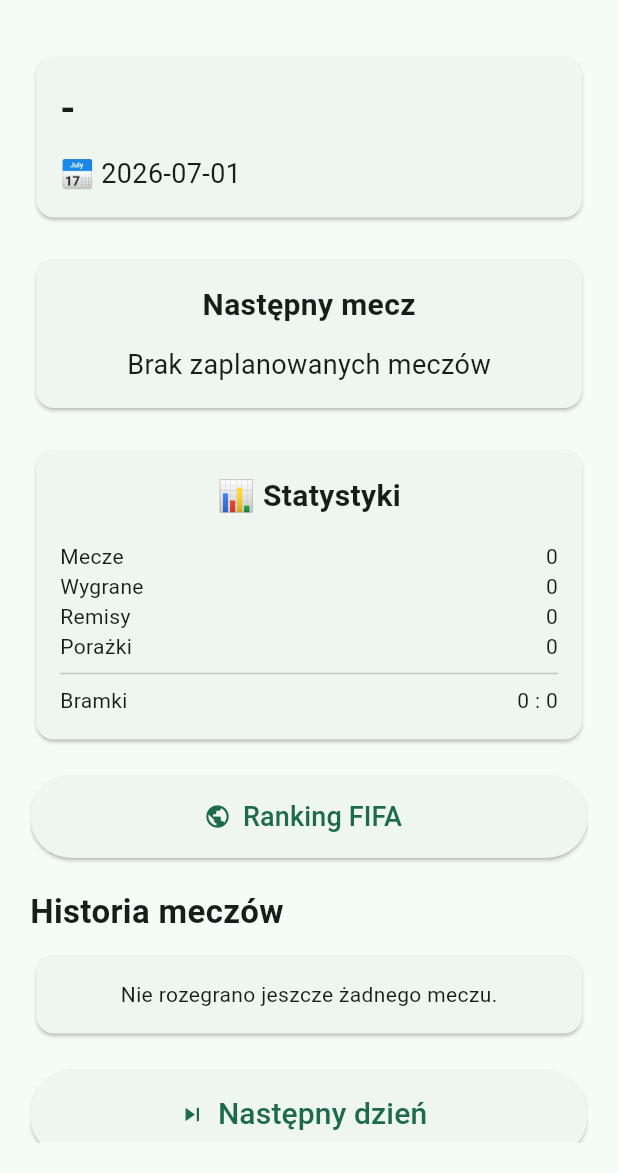
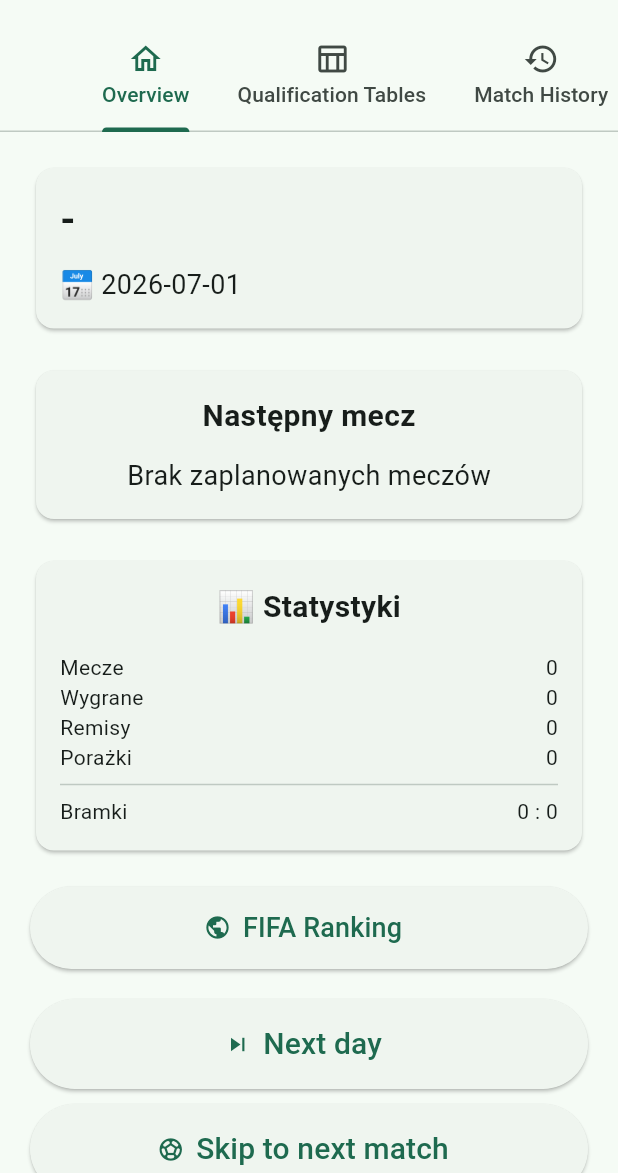
Before and after one commit to marcinkowalczyk1311-cell/world-football-universe, a Flutter app: the CareerScreen screen opened directly, on a phone screen of 412 x 824 dp, the part 63-1236 px from its top. Run offline on Flutter 3.47's test engine with Material 3 defaults, Android fonts, the phone set to English and light mode, and no system bars.

Commit message:
feat: add career qualification tabs

```diff
--- a/lib/screens/career_screen.dart
+++ b/lib/screens/career_screen.dart
@@ -5,6 +5,7 @@ import '../engine/match_event.dart';
 import '../widgets/career_header.dart';
 import '../widgets/match_history_card.dart';
 import '../widgets/next_match_card.dart';
+import '../widgets/qualification_tables.dart';
 import '../widgets/statistics_card.dart';
 import 'fifa_ranking_screen.dart';
 
@@ -20,111 +21,107 @@ class _CareerScreenState extends State<CareerScreen> {
 
   @override
   Widget build(BuildContext context) {
-    final MatchEvent? nextMatch = engine.eventManager.nextMatch;
-
-    return Scaffold(
-      appBar: AppBar(
-        title: const Text("World Football Universe"),
-      ),
-      body: Padding(
-        padding: const EdgeInsets.all(20),
-        child: ListView(
+    return DefaultTabController(
+      length: 3,
+      child: Scaffold(
+        appBar: AppBar(
+          title: const Text('World Football Universe'),
+          bottom: const TabBar(
+            isScrollable: true,
+            tabs: [
+              Tab(icon: Icon(Icons.home_outlined), text: 'Overview'),
+              Tab(
+                icon: Icon(Icons.table_chart_outlined),
+                text: 'Qualification Tables',
+              ),
+              Tab(icon: Icon(Icons.history), text: 'Match History'),
+            ],
+          ),
+        ),
+        body: TabBarView(
           children: [
-            CareerHeader(
-              country: engine.data.selectedCountry ?? "-",
-              date: engine.clock.currentDate,
+            _buildOverview(),
+            QualificationTables(
+              groups: engine.data.qualificationGroups,
+              selectedTeamName: engine.data.selectedCountry,
             ),
-
-            const SizedBox(height: 20),
-
-            NextMatchCard(
-              nextMatch: nextMatch,
-            ),
-
-            const SizedBox(height: 20),
-
-            StatisticsCard(
-              teamName: engine.data.selectedCountry ?? "",
-            ),
-
-            const SizedBox(height: 20),
-
-            SizedBox(
-              width: double.infinity,
-              height: 55,
-              child: ElevatedButton.icon(
-                icon: const Icon(Icons.public),
-                label: const Text(
-                  "Ranking FIFA",
-                  style: TextStyle(fontSize: 18),
-                ),
-                onPressed: () {
-                  Navigator.push(
-                    context,
-                    MaterialPageRoute(
-                      builder: (_) => const FifaRankingScreen(),
-                    ),
-                  );
-                },
-              ),
-            ),
-
-            const SizedBox(height: 20),
-
-            const Text(
-              "Historia meczów",
-              style: TextStyle(
-                fontSize: 22,
-                fontWeight: FontWeight.bold,
-              ),
-            ),
-
-            const SizedBox(height: 10),
-
-            const MatchHistoryCard(),
-
-            const SizedBox(height: 20),
-
-            SizedBox(
-              width: double.infinity,
-              height: 60,
-              child: ElevatedButton.icon(
-                onPressed: () {
-                  setState(() {
-                    engine.nextDay();
-                  });
-                },
-                icon: const Icon(Icons.skip_next),
-                label: const Text(
-                  "Następny dzień",
-                  style: TextStyle(fontSize: 20),
-                ),
-              ),
-            ),
-
-            const SizedBox(height: 10),
-
-            SizedBox(
-              width: double.infinity,
-              height: 60,
-              child: ElevatedButton.icon(
-                onPressed: () {
-                  setState(() {
-                    engine.skipToNextMatch();
-                  });
-                },
-                icon: const Icon(Icons.sports_soccer),
-                label: const Text(
-                  "Do następnego meczu",
-                  style: TextStyle(fontSize: 20),
-                ),
-              ),
-            ),
-
-            const SizedBox(height: 20),
+            const _MatchHistoryTab(),
           ],
         ),
       ),
     );
   }
+
+  Widget _buildOverview() {
+    final MatchEvent? nextMatch = engine.eventManager.nextMatch;
+
+    return ListView(
+      padding: const EdgeInsets.all(20),
+      children: [
+        CareerHeader(
+          country: engine.data.selectedCountry ?? '-',
+          date: engine.clock.currentDate,
+        ),
+        const SizedBox(height: 20),
+        NextMatchCard(nextMatch: nextMatch),
+        const SizedBox(height: 20),
+        StatisticsCard(teamName: engine.data.selectedCountry ?? ''),
+        const SizedBox(height: 20),
+        SizedBox(
+          height: 55,
+          child: ElevatedButton.icon(
+            icon: const Icon(Icons.public),
+            label: const Text('FIFA Ranking', style: TextStyle(fontSize: 18)),
+            onPressed: () {
+              Navigator.push(
+                context,
+                MaterialPageRoute(builder: (_) => const FifaRankingScreen()),
+              );
+            },
+          ),
+        ),
+        const SizedBox(height: 20),
+        SizedBox(
+          height: 60,
+          child: ElevatedButton.icon(
+            onPressed: () => setState(engine.nextDay),
+            icon: const Icon(Icons.skip_next),
+            label: const Text('Next day', style: TextStyle(fontSize: 20)),
+          ),
+        ),
+        const SizedBox(height: 10),
+        SizedBox(
+          height: 60,
+          child: ElevatedButton.icon(
+            onPressed: () => setState(engine.skipToNextMatch),
+            icon: const Icon(Icons.sports_soccer),
+            label: const Text(
+              'Skip to next match',
+              style: TextStyle(fontSize: 20),
+            ),
+          ),
+        ),
+        const SizedBox(height: 20),
+      ],
+    );
+  }
 }
+
+class _MatchHistoryTab extends StatelessWidget {
+  const _MatchHistoryTab();
+
+  @override
+  Widget build(BuildContext context) {
+    return ListView(
+      padding: const EdgeInsets.all(20),
+      children: const [
+        Text(
+          'Match History',
+          style: TextStyle(fontSize: 22, fontWeight: FontWeight.bold),
+        ),
+        SizedBox(height: 10),
+        MatchHistoryCard(),
+      ],
+    );
+  }
+}
```
Also changed, not shown: lib/widgets/qualification_tables.dart (added, +143 -0 lines), 1 other file.
